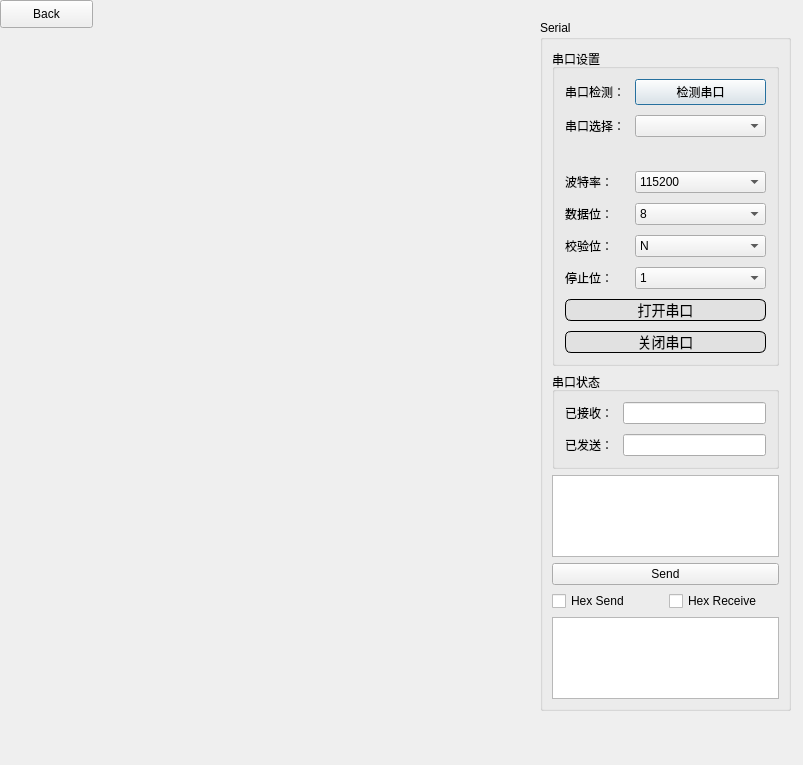
This is common_serial/common_serial_ui.ui in weihaoysgs/tree_robot_client_qt as Qt 5 draws it before an edit. The edited form follows.
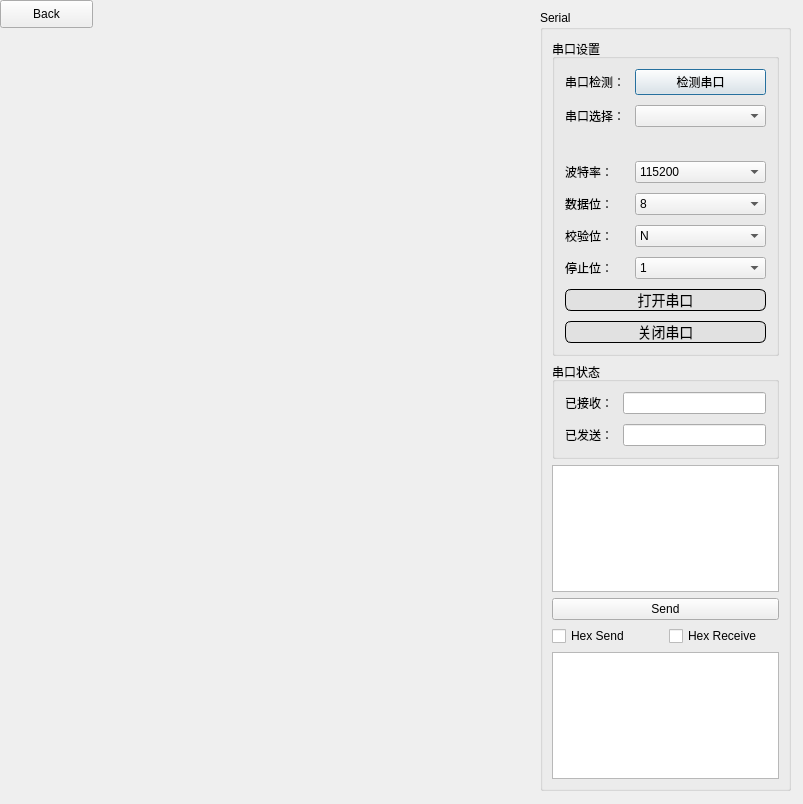
This is the edited form.

```diff
--- a/common_serial/common_serial_ui.ui
+++ b/common_serial/common_serial_ui.ui
@@ -7,7 +7,7 @@
     <x>0</x>
     <y>0</y>
     <width>803</width>
-    <height>765</height>
+    <height>804</height>
    </rect>
   </property>
   <property name="windowTitle">
@@ -33,9 +33,9 @@
    <property name="geometry">
     <rect>
      <x>540</x>
-     <y>20</y>
+     <y>10</y>
      <width>251</width>
-     <height>691</height>
+     <height>781</height>
     </rect>
    </property>
    <property name="styleSheet">
```
